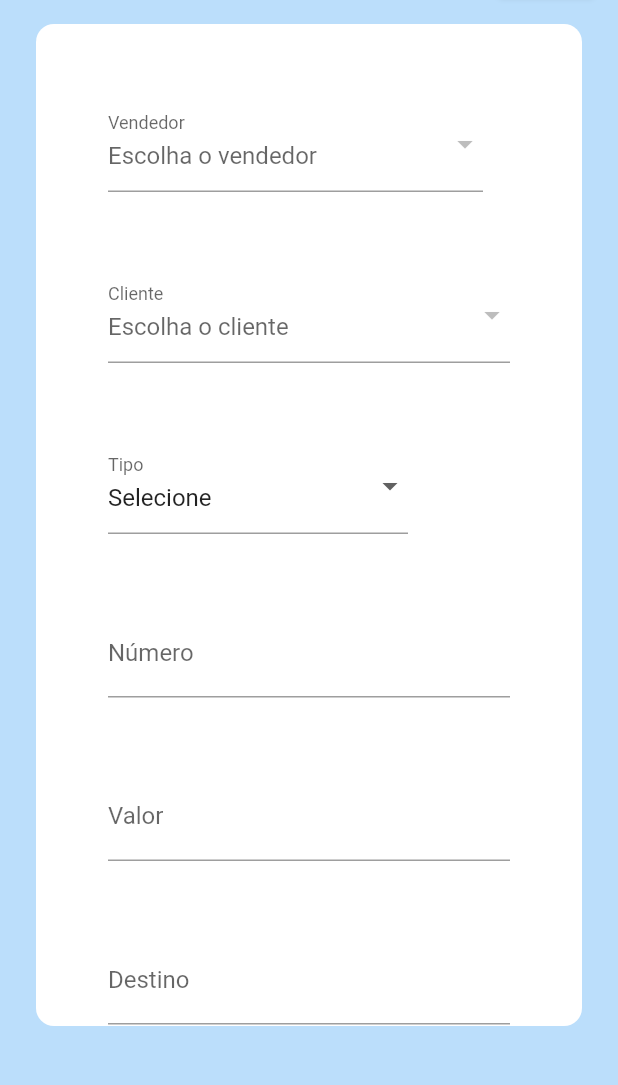
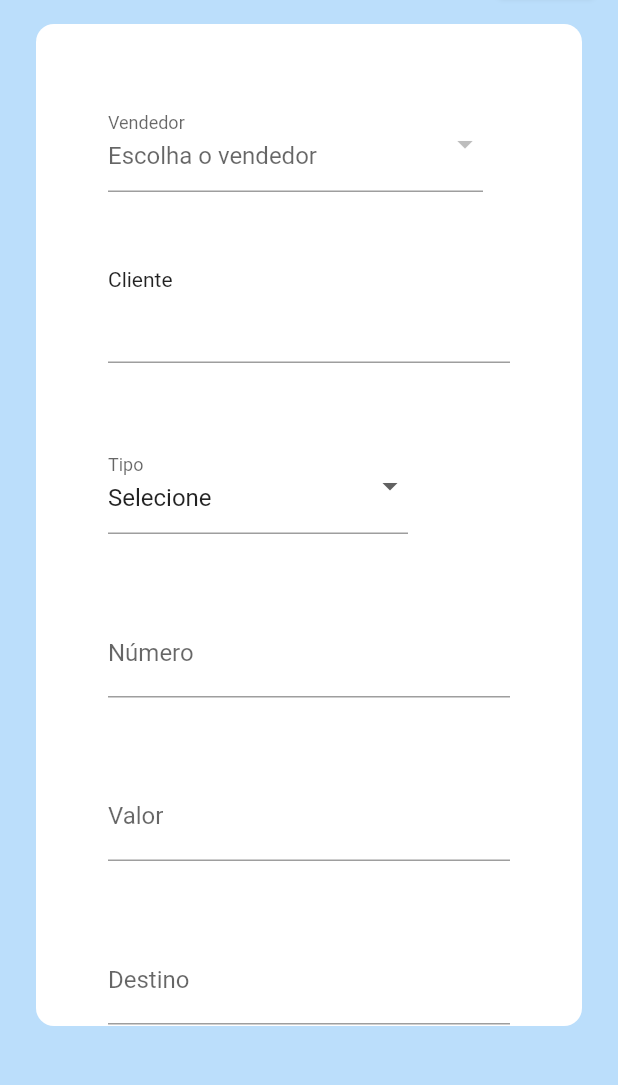
Before and after one commit to leandrorochaadm/register_of_receivables_front, a Flutter app: the ReceivableFormPage screen opened by its route, on a phone screen of 412 x 824 dp, the part 141-1226 px from its top. Run offline on Flutter 3.47's test engine with Material 2 defaults, Android fonts, the light colour scheme and no system bars; our stand-ins replace bloc, date_time_picker, dio, equatable, flutter_bloc, loading_animation_widget and 2 more; missing offline and left inert: cnpj_cpf_formatter_nullsafety, match, validatorless.

Commit message:
ReceivableForm: Client RawAutocomplete

```diff
--- a/lib/pages/receivables_form/receivable_form_page.dart
+++ b/lib/pages/receivables_form/receivable_form_page.dart
@@ -28,6 +28,9 @@ class ReceivableFormPage extends StatefulWidget {
   final isPaidEC = TextEditingController();
   final isSellerEC = TextEditingController();
   final valueFN = FocusNode();
+  final clientEC = TextEditingController();
+  final peopleFN = FocusNode();
+  PeopleSimplify selectedClient = PeopleSimplify.empty();
 
   final MaskTextInputFormatter dateFormatter =
       MaskTextInputFormatter(mask: '##/##/##');
@@ -46,7 +49,7 @@ class ReceivableFormPage extends StatefulWidget {
 class _ReceivableFormPageState
     extends BaseState<ReceivableFormPage, ReceivableFormController> {
   PeopleSimplify _selectedSeller = PeopleSimplify.empty();
-  PeopleSimplify _selectedClient = PeopleSimplify.empty();
+
   String _selectedType = 'Selecione';
 
   @override
@@ -79,7 +82,8 @@ class _ReceivableFormPageState
     widget.destinyEC.text = receivable.destiny;
 
     _selectedSeller = receivable.seller;
-    _selectedClient = receivable.client;
+    widget.selectedClient = receivable.client;
+    widget.clientEC.text = receivable.client.toString();
     _selectedType = receivable.type.name;
 
     widget.valueFN.addListener(() {
@@ -173,7 +177,7 @@ class _ReceivableFormPageState
                       id: int.parse(widget.idEC.text),
                       value: double.parse(widget.valueEC.text),
                       type: _selectedType,
-                      client: _selectedClient,
+                      client: widget.selectedClient,
                       seller: _selectedSeller,
                       dateDue: DateTime.parse(widget.dateDueEC.text),
                       dateEntry: DateTime.parse(widget.dateEntryEC.text),
@@ -227,34 +231,79 @@ class _ReceivableFormPageState
                         }).toList(),
                       ),
                     ),
+                    Column(
+                      crossAxisAlignment: CrossAxisAlignment.start,
+                      children: [
+                        const Text('Cliente'),
                         SizedBox(
                           width: 400,
-                      child: DropdownButtonFormField<PeopleSimplify>(
-                        decoration: const InputDecoration(
-                          labelText: "Cliente",
-                        ),
-                        hint: const Text('Escolha o cliente'),
-                        value: _selectedClient,
-                        isExpanded: true,
-                        onChanged: (value) {
-                          setState(() {
-                            _selectedClient = value!;
+                          child: RawAutocomplete<PeopleSimplify>(
+                            textEditingController: widget.clientEC,
+                            focusNode: widget.peopleFN,
+                            optionsBuilder:
+                                (TextEditingValue textEditingValue) {
+                              return state.clients
+                                  .where((PeopleSimplify option) {
+                                return option.toString().toLowerCase().contains(
+                                    textEditingValue.text.toLowerCase());
                               });
                             },
-                        validator: (PeopleSimplify? value) {
-                          if (value == null ||
-                              value == PeopleSimplify.empty()) {
-                            return "Cliente é obrigatório";
-                          }
-                          return null;
+                            fieldViewBuilder: (
+                              BuildContext context,
+                              TextEditingController textEditingController,
+                              FocusNode focusNode,
+                              VoidCallback onFieldSubmitted,
+                            ) {
+                              return TextFormField(
+                                controller: textEditingController,
+                                focusNode: focusNode,
+                                // onFieldSubmitted: (PeopleModel value) {
+                                //   onFieldSubmitted();
+                                // },
+                                onTap: () => widget.clientEC.selection =
+                                    TextSelection(
+                                        baseOffset: 0,
+                                        extentOffset:
+                                            widget.clientEC.value.text.length),
+                              );
                             },
-                        items: state.clients.map((PeopleSimplify val) {
-                          return DropdownMenuItem(
-                            value: val,
-                            child: Text("${val.name} (${val.nick})"),
+                            optionsViewBuilder: (
+                              BuildContext context,
+                              AutocompleteOnSelected<PeopleSimplify> onSelected,
+                              Iterable<PeopleSimplify> options,
+                            ) {
+                              return Align(
+                                alignment: Alignment.topLeft,
+                                child: Material(
+                                  elevation: 4.0,
+                                  child: SizedBox(
+                                    height: 500.0,
+                                    width: 350,
+                                    child: ListView.builder(
+                                      padding: const EdgeInsets.all(8.0),
+                                      itemCount: options.length,
+                                      itemBuilder:
+                                          (BuildContext context, int index) {
+                                        final PeopleSimplify option =
+                                            options.elementAt(index);
+                                        return GestureDetector(
+                                          onTap: () {
+                                            onSelected(option);
+                                            widget.selectedClient = option;
+                                          },
+                                          child: ListTile(
+                                            title: Text(option.toString()),
+                                          ),
                                         );
-                        }).toList(),
+                                      },
                                     ),
+                                  ),
+                                ),
+                              );
+                            },
+                          ),
+                        ),
+                      ],
                     ),
                     SizedBox(
                       width: 200,
```
Lines whose indentation alone changed are shown as unchanged.
